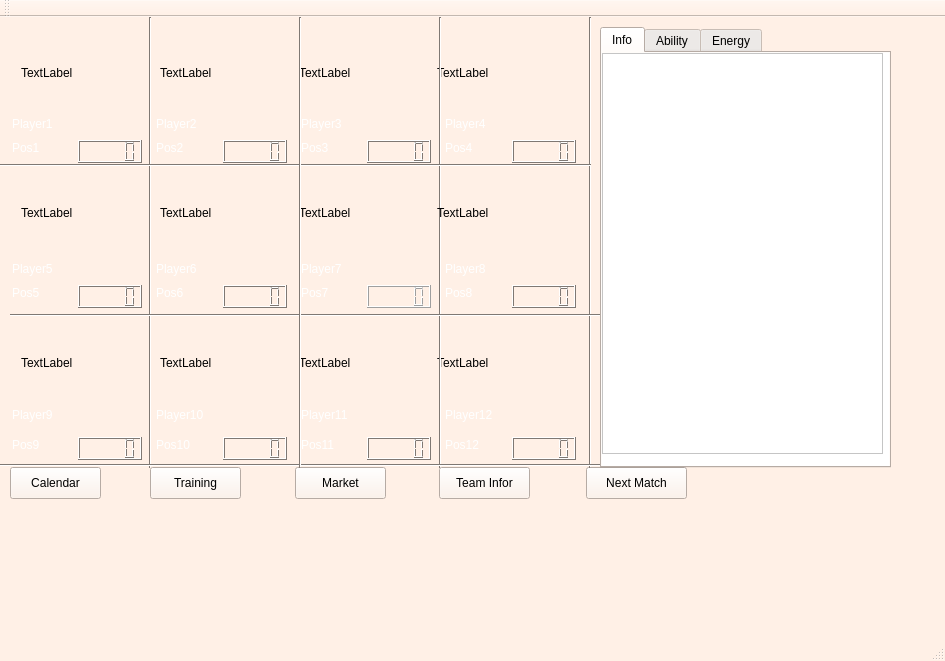
The window that BTM_Qt/mainwindow.ui (skandermoalla/CSE201-Top5) describes before a commit, drawn with Qt 5.
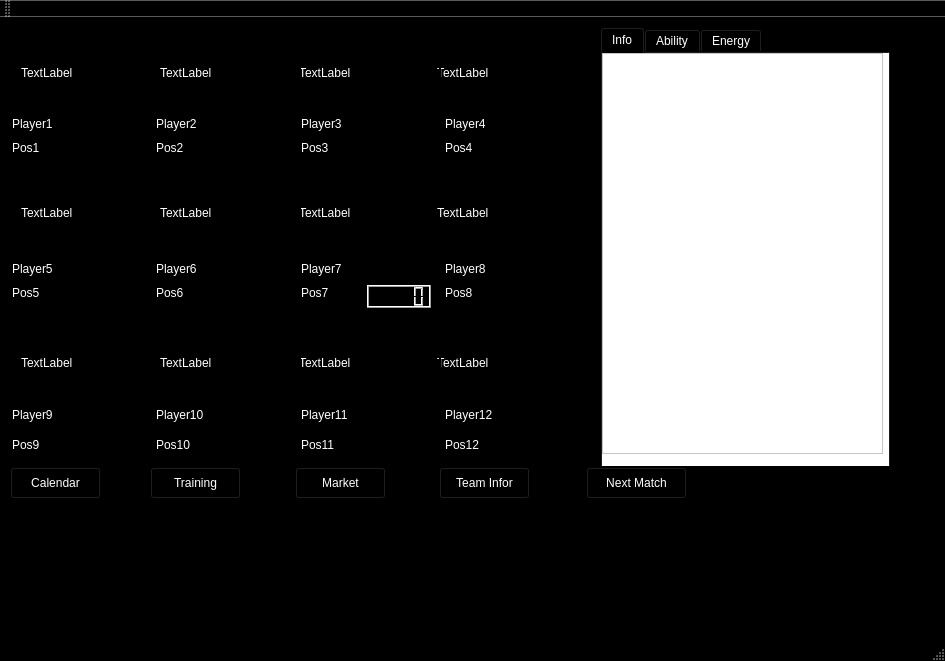
The same window after the commit.

Commit message: Updated background colour mainwindow

```diff
--- a/BTM_Qt/mainwindow.ui
+++ b/BTM_Qt/mainwindow.ui
@@ -16,63 +16,63 @@
      <colorrole role="WindowText">
       <brush brushstyle="SolidPattern">
        <color alpha="255">
-        <red>0</red>
-        <green>0</green>
-        <blue>0</blue>
+        <red>255</red>
+        <green>255</green>
+        <blue>255</blue>
        </color>
       </brush>
      </colorrole>
      <colorrole role="Button">
       <brush brushstyle="SolidPattern">
        <color alpha="255">
-        <red>255</red>
-        <green>240</green>
-        <blue>230</blue>
+        <red>0</red>
+        <green>0</green>
+        <blue>0</blue>
        </color>
       </brush>
      </colorrole>
      <colorrole role="Light">
       <brush brushstyle="SolidPattern">
        <color alpha="255">
-        <red>255</red>
-        <green>255</green>
-        <blue>255</blue>
+        <red>0</red>
+        <green>0</green>
+        <blue>0</blue>
        </color>
       </brush>
      </colorrole>
      <colorrole role="Midlight">
       <brush brushstyle="SolidPattern">
        <color alpha="255">
-        <red>255</red>
-        <green>247</green>
-        <blue>242</blue>
+        <red>0</red>
+        <green>0</green>
+        <blue>0</blue>
        </color>
       </brush>
      </colorrole>
      <colorrole role="Dark">
       <brush brushstyle="SolidPattern">
        <color alpha="255">
-        <red>127</red>
-        <green>120</green>
-        <blue>115</blue>
+        <red>0</red>
+        <green>0</green>
+        <blue>0</blue>
        </color>
       </brush>
      </colorrole>
      <colorrole role="Mid">
       <brush brushstyle="SolidPattern">
        <color alpha="255">
-        <red>170</red>
-        <green>160</green>
-        <blue>153</blue>
+        <red>0</red>
+        <green>0</green>
+        <blue>0</blue>
        </color>
       </brush>
      </colorrole>
      <colorrole role="Text">
       <brush brushstyle="SolidPattern">
        <color alpha="255">
-        <red>0</red>
-        <green>0</green>
-        <blue>0</blue>
+        <red>255</red>
+        <green>255</green>
+        <blue>255</blue>
        </color>
       </brush>
      </colorrole>
@@ -88,27 +88,27 @@
      <colorrole role="ButtonText">
       <brush brushstyle="SolidPattern">
        <color alpha="255">
-        <red>0</red>
-        <green>0</green>
-        <blue>0</blue>
+        <red>255</red>
+        <green>255</green>
+        <blue>255</blue>
        </color>
       </brush>
      </colorrole>
      <colorrole role="Base">
       <brush brushstyle="SolidPattern">
        <color alpha="255">
-        <red>255</red>
-        <green>255</green>
-        <blue>255</blue>
+        <red>0</red>
+        <green>0</green>
+        <blue>0</blue>
        </color>
       </brush>
      </colorrole>
      <colorrole role="Window">
       <brush brushstyle="SolidPattern">
        <color alpha="255">
-        <red>255</red>
-        <green>240</green>
-        <blue>230</blue>
+        <red>0</red>
+        <green>0</green>
+        <blue>0</blue>
        </color>
       </brush>
      </colorrole>
@@ -124,9 +124,9 @@
      <colorrole role="AlternateBase">
       <brush brushstyle="SolidPattern">
        <color alpha="255">
-        <red>255</red>
-        <green>247</green>
-        <blue>242</blue>
+        <red>0</red>
+        <green>0</green>
+        <blue>0</blue>
        </color>
       </brush>
      </colorrole>
@@ -148,77 +148,68 @@
        </color>
       </brush>
      </colorrole>
-     <colorrole role="PlaceholderText">
-      <brush brushstyle="NoBrush">
-       <color alpha="128">
-        <red>0</red>
-        <green>0</green>
-        <blue>0</blue>
-       </color>
-      </brush>
-     </colorrole>
     </active>
     <inactive>
      <colorrole role="WindowText">
       <brush brushstyle="SolidPattern">
        <color alpha="255">
-        <red>0</red>
-        <green>0</green>
-        <blue>0</blue>
+        <red>255</red>
+        <green>255</green>
+        <blue>255</blue>
        </color>
       </brush>
      </colorrole>
      <colorrole role="Button">
       <brush brushstyle="SolidPattern">
        <color alpha="255">
-        <red>255</red>
-        <green>240</green>
-        <blue>230</blue>
+        <red>0</red>
+        <green>0</green>
+        <blue>0</blue>
        </color>
       </brush>
      </colorrole>
      <colorrole role="Light">
       <brush brushstyle="SolidPattern">
        <color alpha="255">
-        <red>255</red>
-        <green>255</green>
-        <blue>255</blue>
+        <red>0</red>
+        <green>0</green>
+        <blue>0</blue>
        </color>
       </brush>
      </colorrole>
      <colorrole role="Midlight">
       <brush brushstyle="SolidPattern">
        <color alpha="255">
-        <red>255</red>
-        <green>247</green>
-        <blue>242</blue>
+        <red>0</red>
+        <green>0</green>
+        <blue>0</blue>
        </color>
       </brush>
      </colorrole>
      <colorrole role="Dark">
       <brush brushstyle="SolidPattern">
        <color alpha="255">
-        <red>127</red>
-        <green>120</green>
-        <blue>115</blue>
+        <red>0</red>
+        <green>0</green>
+        <blue>0</blue>
        </color>
       </brush>
      </colorrole>
      <colorrole role="Mid">
       <brush brushstyle="SolidPattern">
        <color alpha="255">
-        <red>170</red>
-        <green>160</green>
-        <blue>153</blue>
+        <red>0</red>
+        <green>0</green>
+        <blue>0</blue>
        </color>
       </brush>
      </colorrole>
      <colorrole role="Text">
       <brush brushstyle="SolidPattern">
        <color alpha="255">
-        <red>0</red>
-        <green>0</green>
-        <blue>0</blue>
+        <red>255</red>
+        <green>255</green>
+        <blue>255</blue>
        </color>
       </brush>
      </colorrole>
@@ -234,27 +225,27 @@
      <colorrole role="ButtonText">
       <brush brushstyle="SolidPattern">
        <color alpha="255">
-        <red>0</red>
-        <green>0</green>
-        <blue>0</blue>
+        <red>255</red>
+        <green>255</green>
+        <blue>255</blue>
        </color>
       </brush>
      </colorrole>
      <colorrole role="Base">
       <brush brushstyle="SolidPattern">
        <color alpha="255">
-        <red>255</red>
-        <green>255</green>
-        <blue>255</blue>
+        <red>0</red>
+        <green>0</green>
+        <blue>0</blue>
        </color>
       </brush>
      </colorrole>
      <colorrole role="Window">
       <brush brushstyle="SolidPattern">
        <color alpha="255">
-        <red>255</red>
-        <green>240</green>
-        <blue>230</blue>
+        <red>0</red>
+        <green>0</green>
+        <blue>0</blue>
        </color>
       </brush>
      </colorrole>
@@ -270,9 +261,9 @@
      <colorrole role="AlternateBase">
       <brush brushstyle="SolidPattern">
        <color alpha="255">
-        <red>255</red>
-        <green>247</green>
-        <blue>242</blue>
+        <red>0</red>
+        <green>0</green>
+        <blue>0</blue>
        </color>
       </brush>
      </colorrole>
@@ -294,77 +285,68 @@
        </color>
       </brush>
      </colorrole>
-     <colorrole role="PlaceholderText">
-      <brush brushstyle="NoBrush">
-       <color alpha="128">
-        <red>0</red>
-        <green>0</green>
-        <blue>0</blue>
-       </color>
-      </brush>
-     </colorrole>
     </inactive>
     <disabled>
      <colorrole role="WindowText">
       <brush brushstyle="SolidPattern">
        <color alpha="255">
-        <red>127</red>
-        <green>120</green>
-        <blue>115</blue>
+        <red>0</red>
+        <green>0</green>
+        <blue>0</blue>
        </color>
       </brush>
      </colorrole>
      <colorrole role="Button">
       <brush brushstyle="SolidPattern">
        <color alpha="255">
-        <red>255</red>
-        <green>240</green>
-        <blue>230</blue>
+        <red>0</red>
+        <green>0</green>
+        <blue>0</blue>
        </color>
       </brush>
      </colorrole>
      <colorrole role="Light">
       <brush brushstyle="SolidPattern">
        <color alpha="255">
-        <red>255</red>
-        <green>255</green>
-        <blue>255</blue>
+        <red>0</red>
+        <green>0</green>
+        <blue>0</blue>
        </color>
       </brush>
      </colorrole>
      <colorrole role="Midlight">
       <brush brushstyle="SolidPattern">
        <color alpha="255">
-        <red>255</red>
-        <green>247</green>
-        <blue>242</blue>
+        <red>0</red>
+        <green>0</green>
+        <blue>0</blue>
        </color>
       </brush>
      </colorrole>
      <colorrole role="Dark">
       <brush brushstyle="SolidPattern">
        <color alpha="255">
-        <red>127</red>
-        <green>120</green>
-        <blue>115</blue>
+        <red>0</red>
+        <green>0</green>
+        <blue>0</blue>
        </color>
       </brush>
      </colorrole>
      <colorrole role="Mid">
       <brush brushstyle="SolidPattern">
        <color alpha="255">
-        <red>170</red>
-        <green>160</green>
-        <blue>153</blue>
+        <red>0</red>
+        <green>0</green>
+        <blue>0</blue>
        </color>
       </brush>
      </colorrole>
      <colorrole role="Text">
       <brush brushstyle="SolidPattern">
        <color alpha="255">
-        <red>127</red>
-        <green>120</green>
-        <blue>115</blue>
+        <red>0</red>
+        <green>0</green>
+        <blue>0</blue>
        </color>
       </brush>
      </colorrole>
@@ -380,27 +362,27 @@
      <colorrole role="ButtonText">
       <brush brushstyle="SolidPattern">
        <color alpha="255">
-        <red>127</red>
-        <green>120</green>
-        <blue>115</blue>
+        <red>0</red>
+        <green>0</green>
+        <blue>0</blue>
        </color>
       </brush>
      </colorrole>
      <colorrole role="Base">
       <brush brushstyle="SolidPattern">
        <color alpha="255">
-        <red>255</red>
-        <green>240</green>
-        <blue>230</blue>
+        <red>0</red>
+        <green>0</green>
+        <blue>0</blue>
        </color>
       </brush>
      </colorrole>
      <colorrole role="Window">
       <brush brushstyle="SolidPattern">
        <color alpha="255">
-        <red>255</red>
-        <green>240</green>
-        <blue>230</blue>
+        <red>0</red>
+        <green>0</green>
+        <blue>0</blue>
        </color>
       </brush>
      </colorrole>
@@ -416,9 +398,9 @@
      <colorrole role="AlternateBase">
       <brush brushstyle="SolidPattern">
        <color alpha="255">
-        <red>255</red>
-        <green>240</green>
-        <blue>230</blue>
+        <red>0</red>
+        <green>0</green>
+        <blue>0</blue>
        </color>
       </brush>
      </colorrole>
@@ -440,15 +422,6 @@
        </color>
       </brush>
      </colorrole>
-     <colorrole role="PlaceholderText">
-      <brush brushstyle="NoBrush">
-       <color alpha="128">
-        <red>0</red>
-        <green>0</green>
-        <blue>0</blue>
-       </color>
-      </brush>
-     </colorrole>
     </disabled>
    </palette>
   </property>
```
Left out of the diff: 4 changed lines with no effect on the pictures.
